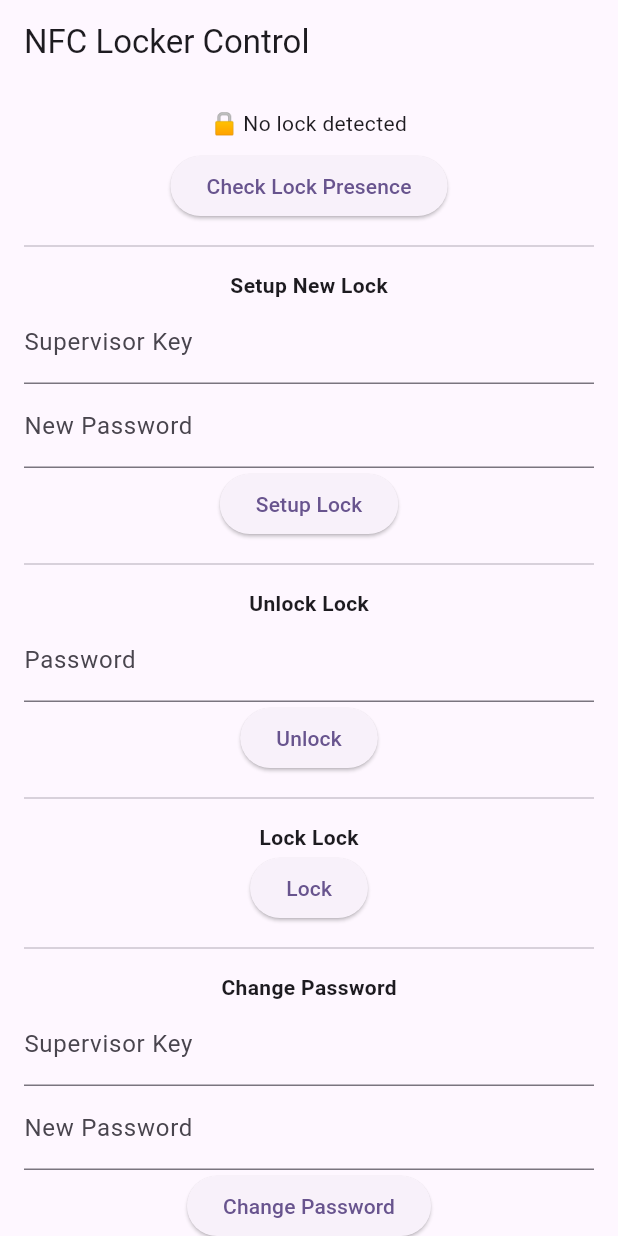
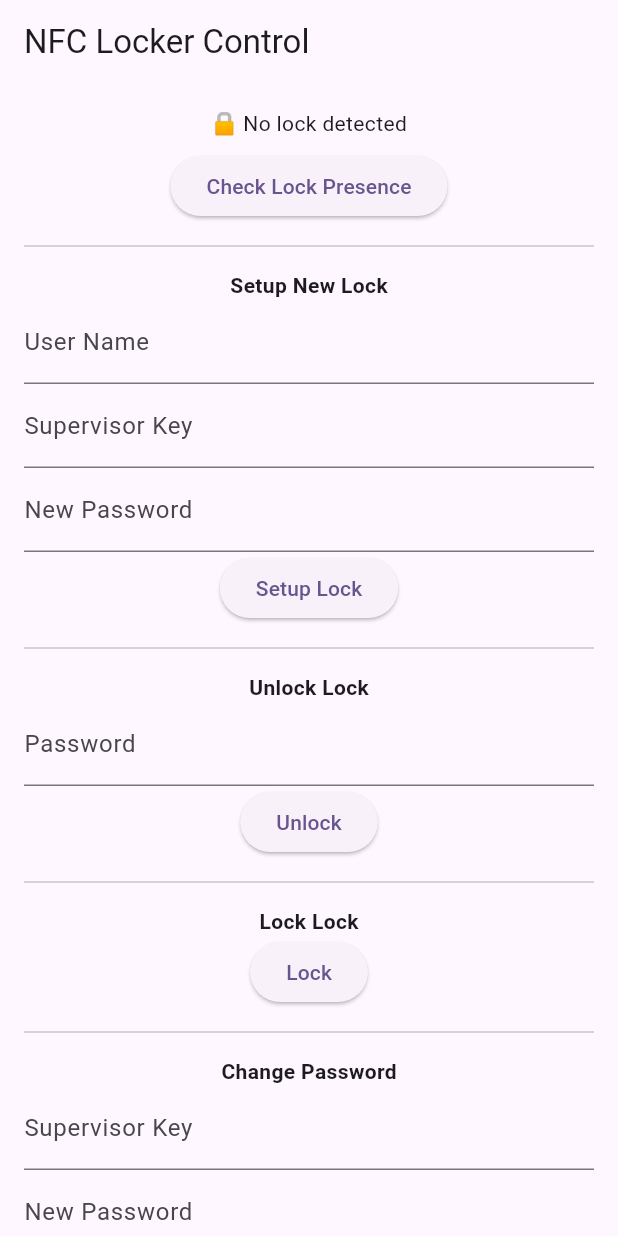
Before and after one commit to hanaemiii/flutter_nfc, a Flutter app: the screen it shows after launch, on a phone screen of 412 x 824 dp. Run offline on Flutter 3.47's test engine with Material 3 defaults, Android fonts, the light colour scheme and no system bars.

Commit message:
Using provider.

```diff
--- a/lib/lock_controll_page.dart
+++ /dev/null
@@ -1,167 +0,0 @@
-import 'package:flutter/material.dart';
-import 'package:flutter_locker_project/services/smack_lock_service.dart';
-
-class LockControlPage extends StatefulWidget {
-  const LockControlPage({super.key});
-
-  @override
-  State<LockControlPage> createState() => _LockControlPageState();
-}
-
-class _LockControlPageState extends State<LockControlPage> {
-  final _supervisorKeyController = TextEditingController();
-  final _newPasswordController = TextEditingController();
-  final _passwordController = TextEditingController();
-  final _changeNewPasswordController = TextEditingController();
-
-  final _lockService = SmackLockService();
-
-  String _status = 'Idle';
-  bool _lockPresent = false;
-
-  @override
-  void initState() {
-    super.initState();
-
-    // Listen to native-pushed lock presence updates
-    _lockService.lockPresenceStream.listen((present) {
-      setState(() {
-        _lockPresent = present;
-      });
-    });
-
-    // Actively check for lock on init (especially for iOS)
-    _lockService.checkLockPresence().then((present) {
-      setState(() {
-        _lockPresent = present;
-      });
-    });
-  }
-
-  void _updateStatus(String newStatus) {
-    setState(() {
-      _status = newStatus;
-    });
-  }
-
-  Future<void> _setupNewLock() async {
-    _updateStatus('Setting up lock...');
-    final result = await _lockService.setupNewLock(
-      _supervisorKeyController.text,
-      _newPasswordController.text,
-    );
-    _updateStatus(result);
-  }
-
-  Future<void> _unlockLock() async {
-    _updateStatus('Unlocking lock...');
-    final result = await _lockService.unlockLock(_passwordController.text);
-    _updateStatus(result);
-  }
-
-  Future<void> _lockLock() async {
-    _updateStatus('Locking lock...');
-    final result = await _lockService.lockLock(_passwordController.text);
-    _updateStatus(result);
-  }
-
-  Future<void> _changePassword() async {
-    _updateStatus('Changing password...');
-    final result = await _lockService.changePassword(
-      _supervisorKeyController.text,
-      _changeNewPasswordController.text,
-    );
-    _updateStatus(result);
-  }
-
-  Future<void> _manualCheckLockPresence() async {
-    final present = await _lockService.checkLockPresence();
-    setState(() {
-      _lockPresent = present;
-    });
-  }
-
-  @override
-  void dispose() {
-    _supervisorKeyController.dispose();
-    _newPasswordController.dispose();
-    _passwordController.dispose();
-    _changeNewPasswordController.dispose();
-    super.dispose();
-  }
-
-  @override
-  Widget build(BuildContext context) {
-    return Scaffold(
-      appBar: AppBar(
-        title: Text('NFC Locker Control'),
-      ),
-      body: SingleChildScrollView(
-        padding: EdgeInsets.all(16),
-        child: Column(
-          children: [
-            Text(_lockPresent ? '🔓 Lock detected!' : '🔒 No lock detected'),
-            SizedBox(height: 8),
-            ElevatedButton(
-              onPressed: _manualCheckLockPresence,
-              child: Text('Check Lock Presence'),
-            ),
-            Divider(height: 32),
-            Text('Setup New Lock',
-                style: TextStyle(fontWeight: FontWeight.bold)),
-            TextField(
-              controller: _supervisorKeyController,
-              decoration: InputDecoration(labelText: 'Supervisor Key'),
-              obscureText: true,
-            ),
-            TextField(
-              controller: _newPasswordController,
-              decoration: InputDecoration(labelText: 'New Password'),
-              obscureText: true,
-            ),
-            ElevatedButton(
-              onPressed: _setupNewLock,
-              child: Text('Setup Lock'),
-            ),
-            Divider(height: 32),
-            Text('Unlock Lock', style: TextStyle(fontWeight: FontWeight.bold)),
-            TextField(
-              controller: _passwordController,
-              decoration: InputDecoration(labelText: 'Password'),
-              obscureText: true,
-            ),
-            ElevatedButton(
-              onPressed: _unlockLock,
-              child: Text('Unlock'),
-            ),
-            Divider(height: 32),
-            Text('Lock Lock', style: TextStyle(fontWeight: FontWeight.bold)),
-            ElevatedButton(
-              onPressed: _lockLock,
-              child: Text('Lock'),
-            ),
-            Divider(height: 32),
-            Text('Change Password',
-                style: TextStyle(fontWeight: FontWeight.bold)),
-            TextField(
-              controller: _supervisorKeyController,
-              decoration: InputDecoration(labelText: 'Supervisor Key'),
-              obscureText: true,
-            ),
-            TextField(
-              controller: _changeNewPasswordController,
-              decoration: InputDecoration(labelText: 'New Password'),
-              obscureText: true,
-            ),
-            ElevatedButton(
-              onPressed: _changePassword,
-              child: Text('Change Password'),
-            ),
-            Divider(height: 32),
-            Text('Status: $_status'),
-          ],
-        ),
-      ),
-    );
-  }
-}
--- a/lib/main.dart
+++ b/lib/main.dart
@@ -1,5 +1,7 @@
 import 'package:flutter/material.dart';
-import 'package:flutter_locker_project/lock_controll_page.dart';
+import 'package:flutter_locker_project/pages/lock_controll_page.dart';
+import 'package:flutter_locker_project/providers/lock_provider.dart';
+import 'package:provider/provider.dart';
 
 void main() {
   runApp(const MyApp());
@@ -9,13 +11,16 @@ class MyApp extends StatelessWidget {
   const MyApp({super.key});
   @override
   Widget build(BuildContext context) {
-    return MaterialApp(
-      title: 'Flutter Demo',
-      theme: ThemeData(
-        colorScheme: ColorScheme.fromSeed(seedColor: Colors.deepPurple),
-        useMaterial3: true,
+    return ChangeNotifierProvider(
+      create: (context) => LockControlProvider(),
+      child: MaterialApp(
+        title: 'Flutter Demo',
+        theme: ThemeData(
+          colorScheme: ColorScheme.fromSeed(seedColor: Colors.deepPurple),
+          useMaterial3: true,
+        ),
+        home: const LockControlPage(),
       ),
-      home: const LockControlPage(),
     );
   }
 }
--- /dev/null
+++ b/lib/pages/lock_controll_page.dart
@@ -0,0 +1,123 @@
+import 'package:flutter/material.dart';
+import 'package:flutter_locker_project/providers/lock_provider.dart';
+import 'package:provider/provider.dart';
+
+class LockControlPage extends StatefulWidget {
+  const LockControlPage({super.key});
+
+  @override
+  State<LockControlPage> createState() => _LockControlPageState();
+}
+
+class _LockControlPageState extends State<LockControlPage> {
+  final _supervisorKeyController = TextEditingController();
+  final _newPasswordController = TextEditingController();
+  final _passwordController = TextEditingController();
+  final _changeNewPasswordController = TextEditingController();
+  final _userNameController = TextEditingController();
+
+  @override
+  void dispose() {
+    _supervisorKeyController.dispose();
+    _newPasswordController.dispose();
+    _passwordController.dispose();
+    _changeNewPasswordController.dispose();
+    _userNameController.dispose();
+    super.dispose();
+  }
+
+  @override
+  Widget build(BuildContext context) {
+    final lockControlProvider = Provider.of<LockControlProvider>(context);
+
+    return Scaffold(
+      appBar: AppBar(
+        title: const Text('NFC Locker Control'),
+      ),
+      body: SingleChildScrollView(
+        padding: const EdgeInsets.all(16),
+        child: Column(
+          children: [
+            Text(lockControlProvider.lockPresent
+                ? '🔓 Lock detected!'
+                : '🔒 No lock detected'),
+            const SizedBox(height: 8),
+            ElevatedButton(
+              onPressed: lockControlProvider.checkLockPresence,
+              child: const Text('Check Lock Presence'),
+            ),
+            const Divider(height: 32),
+            const Text('Setup New Lock',
+                style: TextStyle(fontWeight: FontWeight.bold)),
+            TextField(
+              controller: _userNameController,
+              decoration: const InputDecoration(labelText: 'User Name'),
+            ),
+            TextField(
+              controller: _supervisorKeyController,
+              decoration: const InputDecoration(labelText: 'Supervisor Key'),
+              obscureText: true,
+            ),
+            TextField(
+              controller: _newPasswordController,
+              decoration: const InputDecoration(labelText: 'New Password'),
+              obscureText: true,
+            ),
+            ElevatedButton(
+              onPressed: () => lockControlProvider.setupNewLock(
+                _userNameController.text,
+                _supervisorKeyController.text,
+                _newPasswordController.text,
+              ),
+              child: const Text('Setup Lock'),
+            ),
+            const Divider(height: 32),
+            const Text('Unlock Lock',
+                style: TextStyle(fontWeight: FontWeight.bold)),
+            TextField(
+              controller: _passwordController,
+              decoration: const InputDecoration(labelText: 'Password'),
+              obscureText: true,
+            ),
+            ElevatedButton(
+              onPressed: () => lockControlProvider.unlockLock(
+                  _userNameController.text, _passwordController.text),
+              child: const Text('Unlock'),
+            ),
+            const Divider(height: 32),
+            const Text('Lock Lock',
+                style: TextStyle(fontWeight: FontWeight.bold)),
+            ElevatedButton(
+              onPressed: () => lockControlProvider.lockLock(
+                  _userNameController.text, _passwordController.text),
+              child: const Text('Lock'),
+            ),
+            const Divider(height: 32),
+            const Text('Change Password',
+                style: TextStyle(fontWeight: FontWeight.bold)),
+            TextField(
+              controller: _supervisorKeyController,
+              decoration: const InputDecoration(labelText: 'Supervisor Key'),
+              obscureText: true,
+            ),
+            TextField(
+              controller: _changeNewPasswordController,
+              decoration: const InputDecoration(labelText: 'New Password'),
+              obscureText: true,
+            ),
+            ElevatedButton(
+              onPressed: () => lockControlProvider.changePassword(
+                _userNameController.text,
+                _supervisorKeyController.text,
+                _changeNewPasswordController.text,
+              ),
+              child: const Text('Change Password'),
+            ),
+            const Divider(height: 32),
+            Text('Status: ${lockControlProvider.status}'),
+          ],
+        ),
+      ),
+    );
+  }
+}
--- a/pubspec.yaml
+++ b/pubspec.yaml
@@ -34,6 +34,7 @@ dependencies:
   # The following adds the Cupertino Icons font to your application.
   # Use with the CupertinoIcons class for iOS style icons.
   cupertino_icons: ^1.0.8
+  provider: ^6.1.5
 
 dev_dependencies:
   flutter_test:
```
Also changed, not shown: lib/providers/lock_provider.dart (added, +65 -0 lines), lib/services/smack_lock_service.dart (+14 -10 lines), pubspec.lock, 3 other files.
